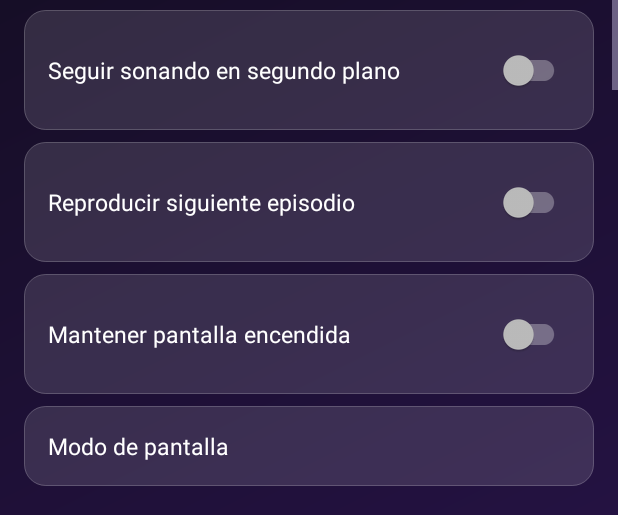
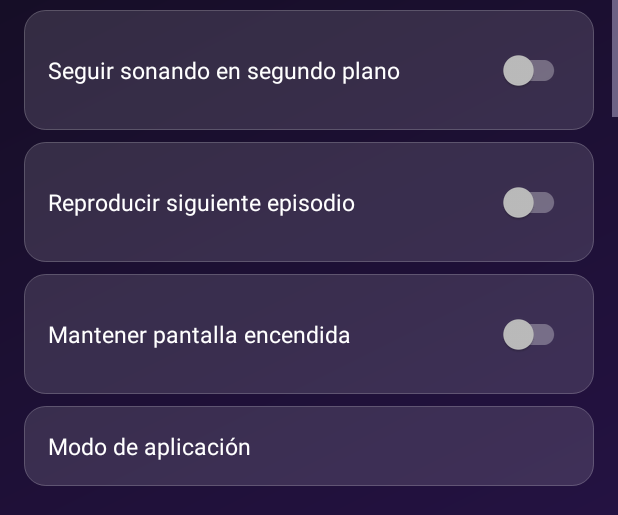
Before and after one commit to valtecno/PlayMixTV, an Android app: the layout activity_settings.xml on its own in the app's theme, with its tools: preview values and no code run, on a phone screen of 412 x 824 dp. Shown: the part 718-1233 px from the top of the screen. Run offline under Robolectric (Android 15) with nearby library versions, the phone set to English and light mode, and no system bars.

Commit message:
fix(settings): rename device mode, remove refresh button color, remove account header
- Rename "Modo de pantalla" → "Modo de aplicación"
- Remove gradient background from ACTUALIZAR button (now outlined/neutral)
- Remove "CUENTA" section header above "Buscar actualización manual"

Co-Authored-By: Claude Sonnet 4.6 <noreply@anthropic.com>
Claude-Session: https://claude.ai/code/session_01Q9uyz4eYJxbjXgGHReh2gP

```diff
--- a/app/src/main/res/layout/activity_settings.xml
+++ b/app/src/main/res/layout/activity_settings.xml
@@ -152,11 +152,10 @@
 
             <Button
                 android:id="@+id/btnRefreshCatalog"
+                style="@style/Widget.MaterialComponents.Button.OutlinedButton"
                 android:layout_width="match_parent"
                 android:layout_height="wrap_content"
                 android:layout_marginBottom="8dp"
-                android:background="@drawable/bg_button_gradient"
-                android:textColor="@color/text_light"
                 android:text="@string/setting_refresh_action" />
 
             <!-- Recuento desglosado por tipo con iconos -->
@@ -326,9 +325,6 @@
 
             </LinearLayout>
 
-            <!-- ===== Cuenta ===== -->
-            <TextView style="@style/SettingsHeader" android:text="@string/settings_account" />
-
             <!-- tvAccountCount se mantiene oculto para compatibilidad con el binding;
                  la lógica de cuenta y audio ahora vive en el menú del botón Perfiles. -->
             <TextView
--- a/app/src/main/res/values/strings.xml
+++ b/app/src/main/res/values/strings.xml
@@ -290,7 +290,7 @@
     <string name="mode_tv_desc">Android TV o pantalla grande con control remoto. Las secciones del inicio se muestran lado a lado.</string>
     <string name="mode_continue">Continuar</string>
     <string name="mode_changeable">Puedes cambiarlo cuando quieras desde Cuenta.</string>
-    <string name="setting_device_mode">Modo de pantalla</string>
+    <string name="setting_device_mode">Modo de aplicación</string>
     <string name="app_author">by @valtecno</string>
     <string name="setting_background">Seguir sonando en segundo plano</string>
     <string name="playback_channel">Reproducción</string>
```
